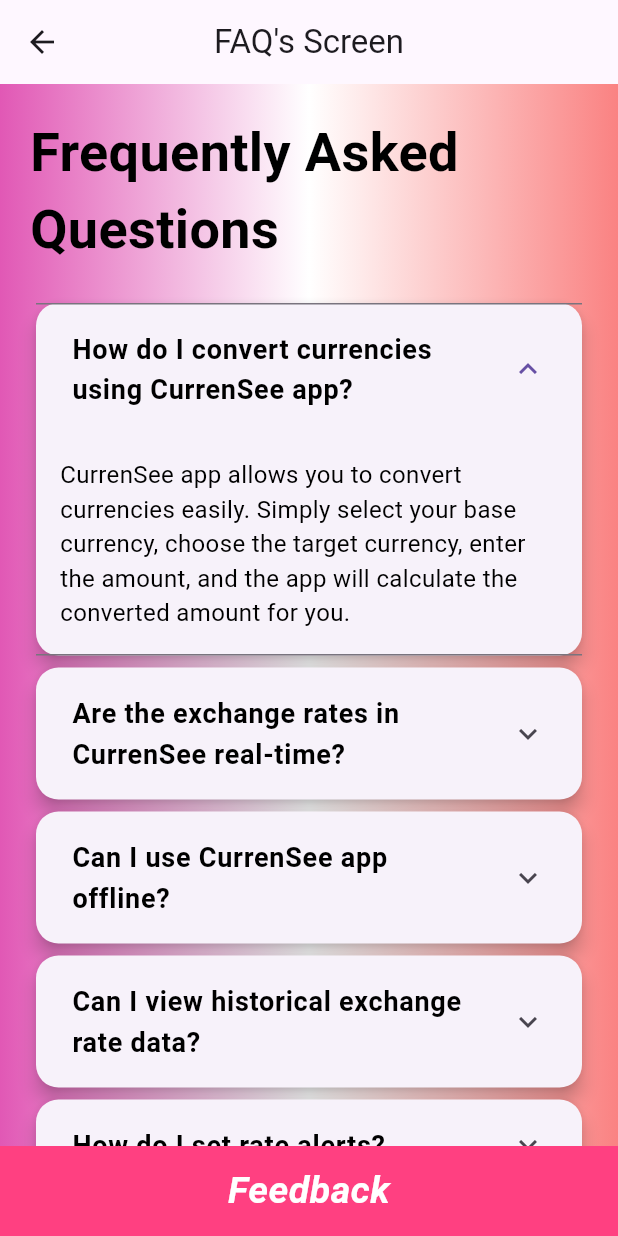
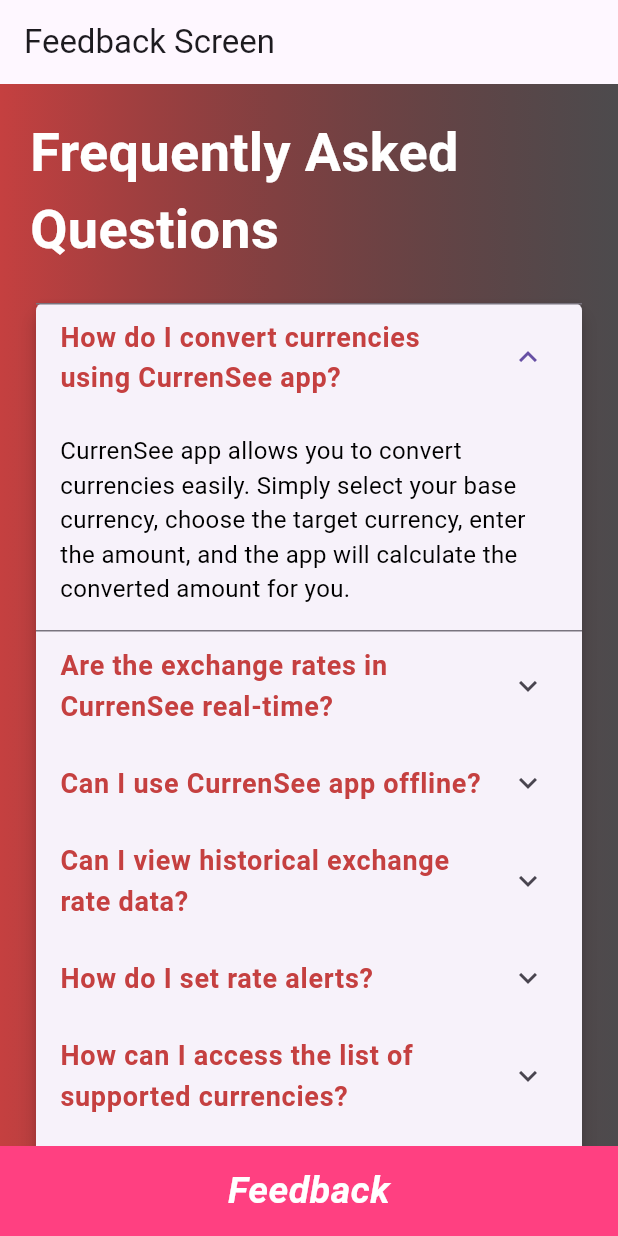
Before and after one commit to engumairahmed/CurrenSee, a Flutter app: the FAQScreen screen opened directly, after a tap on "How do I convert currencies using Curren", on a phone screen of 412 x 824 dp. Run offline on Flutter 3.47's test engine with Material 3 defaults, Android fonts, the phone set to English and light mode, and no system bars; our stand-ins replace google_fonts, shared_preferences; missing offline and left inert: dart:html; accounts and stored records are empty.

Commit message:
Faq Update

```diff
--- a/lib/main.dart
+++ b/lib/main.dart
@@ -1,5 +1,6 @@
 import 'package:currensee/login.dart';
 import 'package:currensee/navigation.dart';
+import 'package:currensee/screens/FaqScreen.dart';
 import 'package:currensee/screens/FeedBack.dart';
 import 'package:currensee/screens/login.dart';
 import 'package:currensee/register.dart';
@@ -17,7 +18,7 @@
   @override
   Widget build(BuildContext context) {
     return MaterialApp(
-      home: LoginPageScreen(),
+      home: FAQScreen(),
       debugShowCheckedModeBanner: false,
     );
   }
--- a/lib/screens/FaqScreen.dart
+++ b/lib/screens/FaqScreen.dart
@@ -13,55 +13,60 @@
       'question': 'How do I convert currencies using CurrenSee app?',
       'answer':
       'CurrenSee app allows you to convert currencies easily. Simply select your base currency, choose the target currency, enter the amount, and the app will calculate the converted amount for you.',
+      'expanded': 'false',
     },
     {
       'question': 'Are the exchange rates in CurrenSee real-time?',
       'answer':
       'Yes, CurrenSee fetches real-time exchange rates from reliable sources to ensure accuracy.',
+      'expanded': 'false',
     },
     {
       'question': 'Can I use CurrenSee app offline?',
       'answer':
       'CurrenSee app requires an internet connection to fetch real-time exchange rates.',
+      'expanded': 'false',
     },
     {
-      'question':
-      'Can I view historical exchange rate data?',
+      'question': 'Can I view historical exchange rate data?',
       'answer':
       'Yes, you can view historical exchange rate data in CurrenSee. The app provides trend charts and analysis for your reference.',
+      'expanded': 'false',
     },
     {
       'question': 'How do I set rate alerts?',
       'answer':
       'You can set rate alerts for specific currency pairs in CurrenSee. Once the exchange rate reaches your specified threshold, you will receive a notification.',
+      'expanded': 'false',
     },
     {
-      'question':
-      'How can I access the list of supported currencies?',
+      'question': 'How can I access the list of supported currencies?',
       'answer':
       'CurrenSee provides a searchable and filterable list of supported currencies. You can easily find and select the currencies you need.',
+      'expanded': 'false',
     },
     {
-      'question':
-      'How do I contact customer support for assistance?',
+      'question': 'How do I contact customer support for assistance?',
       'answer':
       'If you need any assistance or have inquiries, you can contact our customer support team directly through the app. Simply navigate to the Help Center section and choose the contact option.',
+      'expanded': 'false',
     },
     {
       'question': 'Is there a limit on the amount I can convert?',
-      'answer':
-      'There is no specific limit on the amount you can convert.',
+      'answer': 'There is no specific limit on the amount you can convert.',
+      'expanded': 'false',
     },
     {
       'question': 'Is there a fee for using CurrenSee?',
       'answer':
       'CurrenSee is free to use for all users. We do not charge any fees for currency conversion or accessing exchange rate information.',
+      'expanded': 'false',
     },
     {
-      'question':
-      'How do I provide feedback or report issues?',
+      'question': 'How do I provide feedback or report issues?',
       'answer':
       'Your feedback is valuable to us! You can easily provide feedback or report any issues through the app. Simply navigate to the Feedback section and share your thoughts with us. We appreciate your input!',
+      'expanded': 'false',
     },
   ];
 
@@ -69,17 +74,15 @@
   Widget build(BuildContext context) {
     return Scaffold(
      appBar: AppBar(
-        title: Text("FAQ's Screen"),
-        centerTitle: true,
+       title: Text("Feedback Screen"),
      ),
       body: Container(
         height: MediaQuery.of(context).size.height,
         decoration: const BoxDecoration(
           gradient: LinearGradient(
             colors: [
-              Color.fromARGB(255, 225, 88, 181),
-              Color.fromARGB(255, 255, 255, 255),
-              Color.fromARGB(255, 250, 130, 130),
+              Color.fromARGB(255, 197, 64, 64),
+              Color.fromARGB(178, 0, 0, 0),
             ],
           ),
         ),
@@ -91,34 +94,32 @@
               children: [
                 Text(
                   'Frequently Asked Questions',
-                  style: GoogleFonts.concertOne(
+                  style: GoogleFonts.badScript(
                     textStyle: TextStyle(
                       fontSize: 36,
                       fontWeight: FontWeight.bold,
-                      color: Colors.black,
+                      color: Colors.white,
                     ),
+
                   ),
                 ),
                 SizedBox(height: 20),
-                ListView.builder(
+                Card(
+                  elevation: 5,
+                  shape: RoundedRectangleBorder(
+                    borderRadius: BorderRadius.circular(5),
+                  ),
+                  child: ListView.builder(
                     shrinkWrap: true,
                     itemCount: faqs.length,
                     itemBuilder: (context, index) {
-                    return Card(
-                      elevation: 5,
-                      shape: RoundedRectangleBorder(
-                        borderRadius: BorderRadius.circular(15),
-                      ),
-                      child: ExpansionTile(
-                        title: Padding(
-                          padding: const EdgeInsets.all(8.0),
-                          child: Text(
+                      return ExpansionTile(
+                        title: Text(
                           faqs[index]['question'] ?? '',
                           style: TextStyle(
                             fontSize: 18,
                             fontWeight: FontWeight.bold,
-                              color: Colors.black,
-                            ),
+                              color: Color(0xFFC54040),
                           ),
                         ),
                         children: [
@@ -133,9 +134,16 @@
                             ),
                           ),
                         ],
-                      ),
+                        initiallyExpanded: faqs[index]['expanded'] == 'true',
+                        onExpansionChanged: (value) {
+                          setState(() {
+                            faqs[index]['expanded'] =
+                            value ? 'true' : 'false';
+                          });
+                        },
                       );
                     },
+                  ),
                 ),
               ],
             ),
@@ -143,17 +151,26 @@
         ),
       ),
       bottomNavigationBar: GestureDetector(
-        onTap: (){
+        onTap: () {
           Navigator.push(
-            context, MaterialPageRoute(builder: (context)=> FeedBackScreen()),
+            context,
+            MaterialPageRoute(builder: (context) => FeedBackScreen()),
           );
         },
-
         child: BottomAppBar(
           color: Colors.pinkAccent,
           height: 60,
           child: Center(
-              child: Text("Feedback", style: TextStyle(color: Colors.white, fontWeight: FontWeight.bold, fontSize: 25, fontStyle: FontStyle.italic),)),
+            child: Text(
+              "Feedback",
+              style: TextStyle(
+                color: Colors.white,
+                fontWeight: FontWeight.bold,
+                fontSize: 25,
+                fontStyle: FontStyle.italic,
+              ),
+            ),
+          ),
         ),
       ),
     );
```
Lines whose indentation alone changed are shown as unchanged.
